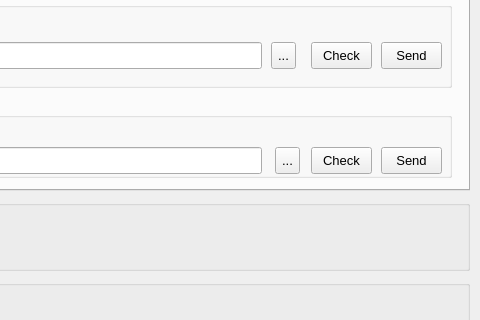
The window that resources/ui/sahara_window.ui (openpst/sahara) describes before a commit, drawn with Qt 5; both pictures show x 401 to 881 and y 276 to 596 of the 881 by 734 pixel window.
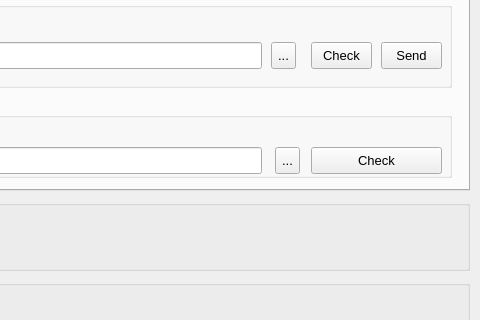
The same window after the commit. Custom widgets are drawn as their Qt base class.

```diff
--- a/resources/ui/sahara_window.ui
+++ b/resources/ui/sahara_window.ui
@@ -195,26 +195,6 @@
       <property name="title">
        <string>Specify XML </string>
       </property>
-      <widget class="QPushButton" name="sendImageXmlSendButton">
-       <property name="geometry">
-        <rect>
-         <x>760</x>
-         <y>50</y>
-         <width>61</width>
-         <height>27</height>
-        </rect>
-       </property>
-       <property name="font">
-        <font>
-         <pointsize>10</pointsize>
-         <weight>50</weight>
-         <bold>false</bold>
-        </font>
-       </property>
-       <property name="text">
-        <string>Send</string>
-       </property>
-      </widget>
       <widget class="QLineEdit" name="sendImageXmlPathValue">
        <property name="geometry">
         <rect>
@@ -257,7 +237,7 @@
         <rect>
          <x>690</x>
          <y>50</y>
-         <width>61</width>
+         <width>131</width>
          <height>27</height>
         </rect>
        </property>
```
